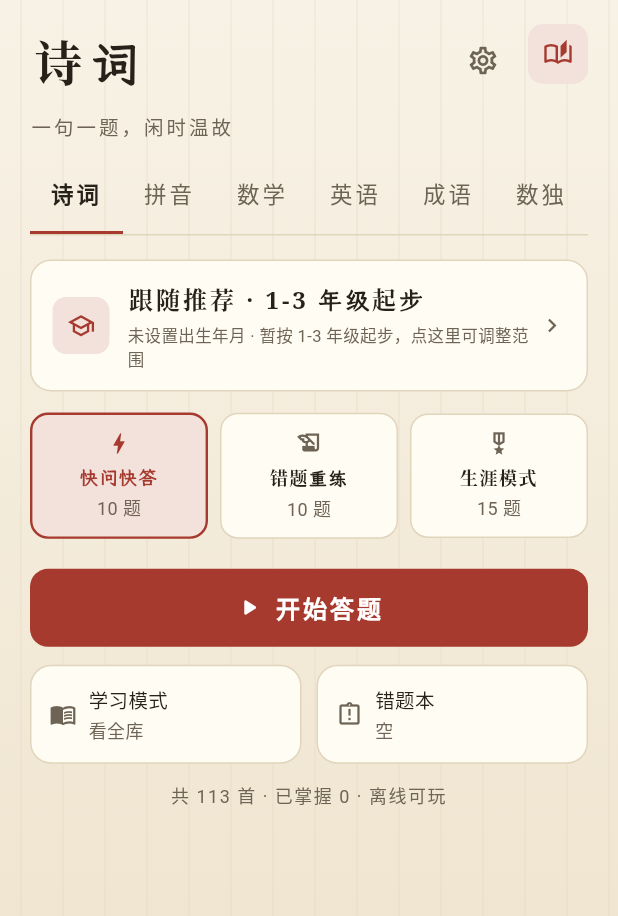
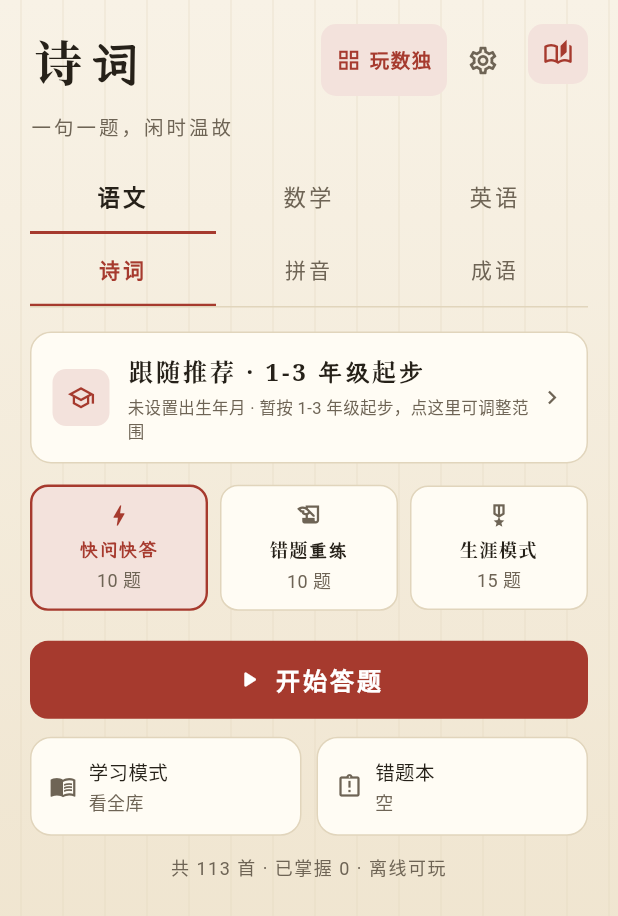
Before and after one commit to lliyuu520/poem_quiz, a Flutter app: the screen it shows after launch, on a phone screen of 412 x 824 dp. Shown: the top 916 px of the screen. Run offline on Flutter 3.47's test engine with Material 3 defaults, Android fonts, the phone set to English and light mode, and no system bars; our stand-ins replace audioplayers, shared_preferences; project files that could hold a hidden picture were left out.

Commit message:
feat: 导航收敛为三科并新增数独独立入口

```diff
--- a/lib/data/topic.dart
+++ b/lib/data/topic.dart
@@ -32,6 +32,8 @@ class Topic {
     this.kinds = const <QuestionKind>{},
     this.unit = '题',
     this.groupLabel = '',
+    this.group = 'other',
+    this.tabLabel,
     this.searchHint = '',
     this.groupOf = _noGroup,
     this.metaOf = _noMeta,
@@ -58,6 +60,16 @@ class Topic {
 
   /// 学习模式里分组筛选的含义，如「朝代」。
   final String groupLabel;
+
+  /// 学科组 id（见 `topics.dart` 的 `kSubjectGroups`）。用于首页两级导航分组，
+  /// 默认 `other`——数独是独立游戏入口，不挂学科组，也保持这个默认值。
+  final String group;
+
+  /// 二级 tab 的短名（两字），默认用 [name]。
+  final String? tabLabel;
+
+  /// 首页二级 tab 展示名，两字短名优先，否则用科目全名。
+  String get displayTabLabel => tabLabel ?? name;
 
   final String searchHint;
 
--- a/lib/data/topics.dart
+++ b/lib/data/topics.dart
@@ -8,6 +8,14 @@ import 'pinyin.dart';
 import 'poems.dart';
 import 'topic.dart';
 
+/// 学科组：首页一级 tab。数独偏游戏，不在此列，改由首页独立入口进入。
+/// [id] 与 [Topic.group] 对应；[name] 是一级 tab 文案。
+const List<({String id, String name})> kSubjectGroups = <({String id, String name})>[
+  (id: 'chinese', name: '语文'),
+  (id: 'math', name: '数学'),
+  (id: 'english', name: '英语'),
+];
+
 /// 已上线的科目。以后接入成语，在这里加一条即可，
 /// 其余代码通过 [kTopics] 取用，不再直接引用 [kPoems]。
 const Topic kPoetryTopic = Topic(
@@ -15,6 +23,8 @@ const Topic kPoetryTopic = Topic(
   name: '诗词',
   unit: '首',
   groupLabel: '朝代',
+  group: 'chinese',
+  tabLabel: '诗词',
   searchHint: '搜诗名、作者或诗句',
   entries: kPoems,
   groupOf: _dynastyOf,
@@ -45,6 +55,8 @@ const Topic kPinyinTopic = Topic(
   name: '拼音',
   unit: '条',
   groupLabel: '类别',
+  group: 'chinese',
+  tabLabel: '拼音',
   searchHint: '搜字词或拼音',
   entries: kPinyin,
   groupOf: _pinyinGroupOf,
@@ -84,6 +96,8 @@ final Topic kMathTopic = Topic(
   name: '数学',
   unit: '题',
   groupLabel: '类型',
+  group: 'math',
+  tabLabel: '数学',
   searchHint: '搜算式或得数',
   entries: kMath,
   groupOf: _mathGroupOf,
@@ -139,6 +153,8 @@ const Topic kEnglishTopic = Topic(
   name: '英语',
   unit: '个',
   groupLabel: '类别',
+  group: 'english',
+  tabLabel: '英语',
   searchHint: '搜单词或中文',
   entries: kEnglish,
   groupOf: _englishGroupOf,
@@ -209,6 +225,8 @@ const Topic kChengyuTopic = Topic(
   name: '成语',
   unit: '条',
   groupLabel: '类别',
+  group: 'chinese',
+  tabLabel: '成语',
   searchHint: '搜成语、拼音或释义',
   entries: kChengyu,
   groupOf: _chengyuGroupOf,
--- a/lib/pages/home_page.dart
+++ b/lib/pages/home_page.dart
@@ -63,10 +63,15 @@ class _HomePageState extends State<HomePage> {
   late PracticeScope _scope = widget.store.practiceScope;
   late ChallengeTier _tier = widget.store.challengeTier;
 
+  /// 每个学科组记住上次选中的子科目，避免从数学切回语文总落在诗词。
+  /// 只存内存，重启回默认——落盘要给存档加字段，不值当。
+  final Map<String, String> _lastSubTopic = <String, String>{};
+
   @override
   void initState() {
     super.initState();
     _difficulty = _highestUnlocked;
+    _lastSubTopic[widget.topic.group] = widget.topic.id;
   }
 
   /// 切换科目时根壳复用本 Widget（不再强制整树重建），这里同步本科目的
@@ -80,6 +85,37 @@ class _HomePageState extends State<HomePage> {
     _scope = widget.store.practiceScope;
     _tier = widget.store.challengeTier;
     _mode = GameMode.quick;
+    if (!widget.topic.isBoardGame) _lastSubTopic[widget.topic.group] = widget.topic.id;
+  }
+
+  /// 选中一个具体科目：记住它所属组的子科目，再交给根壳切存档。
+  /// 数独是游戏入口，不进学科组的记忆表。
+  void _onSelectTopic(Topic topic) {
+    if (!topic.isBoardGame) _lastSubTopic[topic.group] = topic.id;
+    widget.onSwitchTopic(topic);
+  }
+
+  /// 数独独立入口：从当前学科切到数独棋盘页。经注入的 topics 找棋盘科目，
+  /// 找不到时静默返回，避免构造方传了不含数独的列表时抛 StateError。
+  void _onPlaySudoku() {
+    final board = (widget.topics ?? kTopics).where((t) => t.isBoardGame);
+    if (board.isEmpty) return;
+    widget.onSwitchTopic(board.first);
+  }
+
+  /// 点一级学科组：切到该组上次选中的子科目（默认第一个）。
+  void _onSelectGroup(String groupId) {
+    if (widget.topic.group == groupId) return;
+    final candidates = (widget.topics ?? kTopics)
+        .where((t) => t.group == groupId)
+        .toList();
+    if (candidates.isEmpty) return;
+    final remembered = _lastSubTopic[groupId];
+    final target = candidates.firstWhere(
+      (t) => t.id == remembered,
+      orElse: () => candidates.first,
+    );
+    _onSelectTopic(target);
   }
 
   /// 已解锁的最高档。开局默认落在这里，孩子不用每次往上翻。
@@ -271,9 +307,15 @@ class _HomePageState extends State<HomePage> {
             store: _store,
             topic: widget.topic,
             onSettings: _openSettings,
+            onPlaySudoku: _onPlaySudoku,
           ),
           const SizedBox(height: 14),
-          _TopicTabs(currentId: widget.topic.id, onSelect: widget.onSwitchTopic),
+          _TopicTabs(
+            currentTopic: widget.topic,
+            topics: widget.topics ?? kTopics,
+            onSelectGroup: _onSelectGroup,
+            onSelectTopic: _onSelectTopic,
+          ),
           Expanded(
             child: LayoutBuilder(
               builder: (context, inner) => SingleChildScrollView(
@@ -317,11 +359,14 @@ class _HomePageState extends State<HomePage> {
             store: _store,
             topic: widget.topic,
             onSettings: _openSettings,
+            onPlaySudoku: _onPlaySudoku,
           ),
           const SizedBox(height: 14),
           _TopicTabs(
-            currentId: widget.topic.id,
-            onSelect: widget.onSwitchTopic,
+            currentTopic: widget.topic,
+            topics: widget.topics ?? kTopics,
+            onSelectGroup: _onSelectGroup,
+            onSelectTopic: _onSelectTopic,
           ),
           const SizedBox(height: 16),
         ],
@@ -442,48 +487,83 @@ enum GameMode {
   String subtitleFor(Topic topic) => subtitle.replaceAll('{name}', topic.name);
 }
 
-/// 科目页签：四科是第一层结构，直接摆在首页；切科由根壳换存档并重建页面树。
+/// 科目页签：一级只摆三个学科组（语文/数学/英语）。数独偏游戏，不在这里——
+/// 它的「玩数独」入口在标题区独立按钮上。切科由根壳换存档。
 ///
-/// 底部一条细线 + 当前科目的短横，用各科墨色标出选中态。
+/// 底部一条细线 + 当前项的短横，统一用朱红标出选中态（不按科目换色）。
 class _TopicTabs extends StatelessWidget {
-  const _TopicTabs({required this.currentId, required this.onSelect});
-
-  final String currentId;
-  final void Function(Topic topic) onSelect;
+  const _TopicTabs({
+    required this.currentTopic,
+    required this.topics,
+    required this.onSelectGroup,
+    required this.onSelectTopic,
+  });
+
+  final Topic currentTopic;
+  final List<Topic> topics;
+  final void Function(String groupId) onSelectGroup;
+  final void Function(Topic topic) onSelectTopic;
 
   @override
   Widget build(BuildContext context) {
+    // 当前组的子科目，只有多科目组才渲染二级行。数独不挂组，不会走到这里。
+    final groupTopics = topics.where((t) => t.group == currentTopic.group).toList();
+    final showSubTabs = groupTopics.length > 1;
+
     return Container(
       decoration: const BoxDecoration(
         border: Border(bottom: BorderSide(color: AppColors.line, width: 1)),
       ),
-      child: Row(
+      child: Column(
+        crossAxisAlignment: CrossAxisAlignment.stretch,
         children: <Widget>[
-          for (final topic in kTopics) ...<Widget>[
-            Expanded(
-              child: _TopicTab(
-                topic: topic,
-                selected: topic.id == currentId,
-                onTap: () => onSelect(topic),
-              ),
+          Row(
+            children: <Widget>[
+              for (final group in kSubjectGroups) ...<Widget>[
+                Expanded(
+                  child: _NavTab(
+                    label: group.name,
+                    selected: currentTopic.group == group.id,
+                    onTap: () => onSelectGroup(group.id),
+                  ),
+                ),
+              ],
+            ],
+          ),
+          if (showSubTabs)
+            Row(
+              children: <Widget>[
+                for (final topic in groupTopics) ...<Widget>[
+                  Expanded(
+                    child: _NavTab(
+                      label: topic.displayTabLabel,
+                      selected: topic.id == currentTopic.id,
+                      onTap: () => onSelectTopic(topic),
+                      subtle: true,
+                    ),
+                  ),
+                ],
+              ],
             ),
-          ],
         ],
       ),
     );
   }
 }
 
-class _TopicTab extends StatelessWidget {
-  const _TopicTab({
-    required this.topic,
+/// 一行 tab 里的单项：一级与二级共用，只有字号/选中强弱的区别。
+class _NavTab extends StatelessWidget {
+  const _NavTab({
+    required this.label,
     required this.selected,
     required this.onTap,
+    this.subtle = false,
   });
 
-  final Topic topic;
+  final String label;
   final bool selected;
   final VoidCallback onTap;
+  final bool subtle;
 
   @override
   Widget build(BuildContext context) {
@@ -496,23 +576,27 @@ class _TopicTab extends StatelessWidget {
           onTap: onTap,
           child: AnimatedContainer(
             duration: const Duration(milliseconds: 140),
+            alignment: Alignment.center,
             constraints: const BoxConstraints(minHeight: 48),
-            padding: const EdgeInsets.symmetric(vertical: 10),
+            padding: const EdgeInsets.symmetric(vertical: 10, horizontal: 2),
             decoration: BoxDecoration(
               border: Border(
                 bottom: BorderSide(
                   color: selected ? AppColors.seal : Colors.transparent,
-                  width: 2,
+                  width: subtle ? 1.5 : 2,
                 ),
               ),
             ),
             child: Text(
-              topic.name,
+              label,
               textAlign: TextAlign.center,
+              overflow: TextOverflow.ellipsis,
               style: TextStyle(
-                fontSize: 15,
+                fontSize: subtle ? 14 : 15,
                 fontWeight: selected ? FontWeight.w600 : FontWeight.w400,
-                color: selected ? AppColors.ink : AppColors.inkSoft,
+                color: selected
+                    ? (subtle ? AppColors.seal : AppColors.ink)
+                    : AppColors.inkSoft,
                 letterSpacing: 2,
               ),
             ),
@@ -528,11 +612,13 @@ class _TitleBlock extends StatelessWidget {
     required this.store,
     required this.topic,
     required this.onSettings,
+    required this.onPlaySudoku,
   });
 
   final ProgressStore store;
   final Topic topic;
   final VoidCallback onSettings;
+  final VoidCallback onPlaySudoku;
 
   /// 已解锁的档数，数独统计里用。
   String get _unlockedCount {
@@ -576,6 +662,42 @@ class _TitleBlock extends StatelessWidget {
                 ],
               ),
             ),
+            if (!topic.isBoardGame) ...<Widget>[
+              const SizedBox(width: 4),
+              Material(
+                color: Colors.transparent,
+                child: InkWell(
+                  onTap: onPlaySudoku,
+                  borderRadius: BorderRadius.circular(10),
+                  child: Container(
+                    height: 48,
+                    padding: const EdgeInsets.symmetric(horizontal: 10),
+                    alignment: Alignment.center,
+                    decoration: BoxDecoration(
+                      color: AppColors.sealSoft,
+                      borderRadius: BorderRadius.circular(10),
+                    ),
+                    child: Row(
+                      mainAxisSize: MainAxisSize.min,
+                      children: <Widget>[
+                        Icon(Icons.grid_view_outlined, size: 17,
+                            color: AppColors.seal),
+                        const SizedBox(width: 5),
+                        Text(
+                          '玩数独',
+                          style: TextStyle(
+                            fontSize: 13,
+                            fontWeight: FontWeight.w600,
+                            color: AppColors.seal,
+                            letterSpacing: 1,
+                          ),
+                        ),
+                      ],
+                    ),
+                  ),
+                ),
+              ),
+            ],
             IconButton(
               onPressed: onSettings,
               icon: const Icon(Icons.settings_outlined, size: 22),
```
Also changed, not shown: 3 other files.
